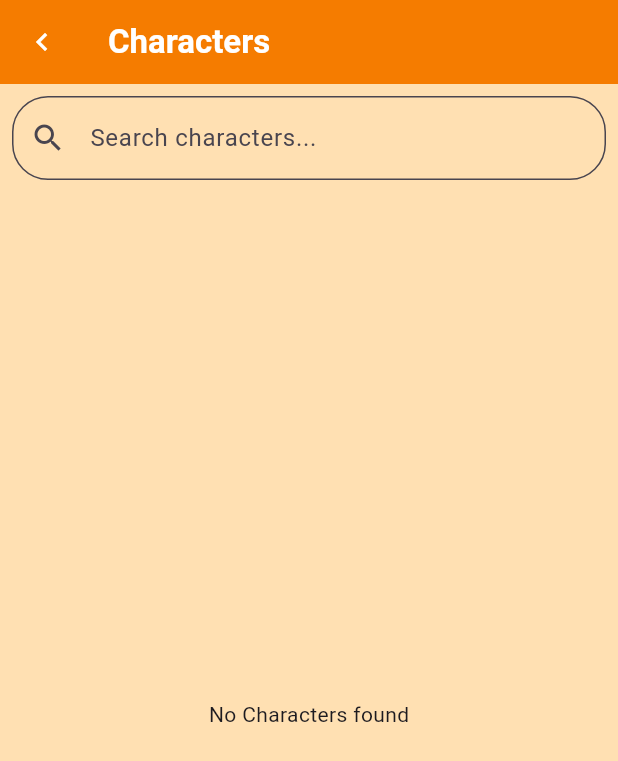
After one commit to ajayrana78767/Todo-Application, a Flutter app: the screen it shows after launch, after a tap on the "emoji emotions" icon, on a phone screen of 412 x 824 dp. The commit adds this screen. Shown: the top 761 px of the screen. Run offline on Flutter 3.47's test engine with Material 3 defaults, Android fonts, the phone set to English and light mode, and no system bars; our stand-ins replace cached_network_image, dio, hive, hive_flutter; accounts and stored records are empty; network calls fail.

Commit message:
feat: add Rick & Morty character listing with search + pagination
Also implemented History API feature with list view for practice (using Dio + Provider).

```diff
--- /dev/null
+++ b/lib/feature/core/network/api_constants.dart
@@ -0,0 +1,5 @@
+class ApiConstants {
+  static const String baseUrl = "https://rickandmortyapi.com/api";
+  static const String historyEndpoint = "/history";
+  static const String charcaterEndpoint = "/character";
+}
--- /dev/null
+++ b/lib/feature/core/network/dio_client.dart
@@ -0,0 +1,63 @@
+import 'package:dio/dio.dart';
+import 'package:flutter/material.dart';
+import 'package:todo_application/feature/core/network/api_constants.dart';
+
+class DioClient {
+  // final Dio dio;
+
+  // DioClient()
+  //   : dio = Dio(
+  //       BaseOptions(
+  //         baseUrl: ApiConstants.baseUrl,
+  //         receiveTimeout: Duration(seconds: 10),
+  //         sendTimeout: Duration(seconds: 10),
+  //       ),
+  //     );
+  final Dio dio;
+  DioClient()
+    : dio = Dio(
+        BaseOptions(
+          baseUrl: ApiConstants.baseUrl,
+          connectTimeout: Duration(seconds: 30),
+          receiveTimeout: Duration(seconds: 30),
+        ),
+      ) {
+    dio.interceptors.add(
+      InterceptorsWrapper(
+        onRequest: (options, handler) {
+          debugPrint("➡️ [REQUEST]");
+          debugPrint("URL: ${options.uri}");
+          debugPrint("Method: ${options.method}");
+          debugPrint("Headers: ${options.headers}");
+          debugPrint("Data: ${options.data}");
+          return handler.next(options);
+        },
+        onResponse: (response, handler) {
+          debugPrint("✅ [RESPONSE]");
+          debugPrint("Status Code: ${response.statusCode}");
+          debugPrint("Data: ${response.data}");
+          return handler.next(response);
+        },
+        onError: (error, handler) {
+          debugPrint("❌ [ERROR]");
+          debugPrint("Type: ${error.type}");
+          debugPrint("Message: ${error.message}");
+          debugPrint("URL: ${error.requestOptions.uri}");
+          if (error.response != null) {
+            debugPrint("Status Code: ${error.response?.statusCode}");
+            debugPrint("Error Data: ${error.response?.data}");
+          }
+          return handler.next(error);
+        },
+      ),
+    );
+  }
+
+  // static final Dio dio = Dio(
+  //   BaseOptions(
+  //     baseUrl: ApiConstants.baseUrl,
+  //     connectTimeout: Duration(seconds: 10),
+  //     receiveTimeout: Duration(seconds: 10),
+  //   )
+  // );
+}
--- /dev/null
+++ b/lib/feature/data/models/character_model.dart
@@ -0,0 +1,25 @@
+class CharacterModel {
+  final int id;
+  final String name;
+  final String status;
+  final String species;
+  final String image;
+
+  const CharacterModel({
+    required this.id,
+    required this.name,
+    required this.status,
+    required this.species,
+    required this.image,
+  });
+
+  factory CharacterModel.fromJson(Map<String, dynamic> json) {
+    return CharacterModel(
+      id: json['id'],
+      name: json['name'],
+      status: json['status'],
+      species: json['species'],
+      image: json['image'],
+    );
+  }
+}
--- /dev/null
+++ b/lib/feature/data/models/history_model.dart
@@ -0,0 +1,53 @@
+class HistoryModel {
+  final bool status;
+  final String message;
+  final List<HistoryData> data;
+
+  const HistoryModel({
+    required this.status,
+    required this.message,
+    required this.data,
+  });
+
+  factory HistoryModel.fromJson(Map<String, dynamic> json) {
+    return HistoryModel(
+      status: json['status'],
+      message: json['message'],
+      data: (json['data'] as List).map((e) => HistoryData.fromJson(e)).toList(),
+    );
+  }
+}
+
+class HistoryData {
+  final String payment;
+  final String paidOn;
+  final String slotDateTime;
+  final String day;
+  final String status;
+  final String consulationFee;
+  final String doctorName;
+  final String doctorImage;
+
+  const HistoryData({
+    required this.payment,
+    required this.paidOn,
+    required this.slotDateTime,
+    required this.day,
+    required this.status,
+    required this.consulationFee,
+    required this.doctorName,
+    required this.doctorImage,
+  });
+  factory HistoryData.fromJson(Map<String, dynamic> json) {
+    return HistoryData(
+      payment: json['payment'],
+      paidOn: json['paid_on'],
+      slotDateTime: json['slot_datetime'],
+      day: json['day'],
+      status: json['status'],
+      consulationFee: json['consultation_fee'],
+      doctorName: json['doctor_name'],
+      doctorImage: json['doctor_image'],
+    );
+  }
+}
--- /dev/null
+++ b/lib/feature/data/repositories/characters_repository.dart
@@ -0,0 +1,24 @@
+import 'package:todo_application/feature/core/network/api_constants.dart';
+import 'package:todo_application/feature/core/network/dio_client.dart';
+import 'package:todo_application/feature/data/models/character_model.dart';
+
+class CharactersRepository {
+  final DioClient dioClient;
+  CharactersRepository(this.dioClient);
+
+  Future<List<CharacterModel>> fetchCharacters({String query = ''}) async {
+    try {
+      final response = await dioClient.dio.get(ApiConstants.charcaterEndpoint,queryParameters: {
+        if (query.isNotEmpty) 'name': query,
+      });
+      if (response.statusCode == 200) {
+        final List<dynamic> results = response.data['results'];
+        return results.map((e) => CharacterModel.fromJson(e)).toList();
+      } else {
+        throw Exception('Some thing went wrong: [${response.statusCode}]');
+      }
+    } catch (e) {
+      throw Exception(e);
+    }
+  }
+}
--- /dev/null
+++ b/lib/feature/presentation/provider/characters_provider.dart
@@ -0,0 +1,32 @@
+import 'package:flutter/material.dart';
+import 'package:todo_application/feature/core/network/dio_client.dart';
+import 'package:todo_application/feature/data/models/character_model.dart';
+import 'package:todo_application/feature/data/repositories/characters_repository.dart';
+
+class CharactersProvider with ChangeNotifier {
+  final CharactersRepository _charactersRepository = CharactersRepository(DioClient());
+  List<CharacterModel> _list = [];
+  bool _isLoading = false;
+
+  bool get isLoading => _isLoading;
+  List<CharacterModel> get list => _list;
+
+  // Set laoding
+  void setLoading(bool value) {
+    _isLoading = value;
+    notifyListeners();
+  }
+
+  // Fetch Characters
+  Future<void> fetchCharacters( {required String query}) async {
+    setLoading(true);
+    try {
+      final response = await _charactersRepository.fetchCharacters(query:query);
+      _list = response;
+    } catch (e) {
+      debugPrint(e.toString());
+    }finally{
+      setLoading(false);
+    }
+  }
+}
--- /dev/null
+++ b/lib/feature/presentation/provider/history_provider.dart
@@ -0,0 +1,32 @@
+import 'package:flutter/material.dart';
+import 'package:todo_application/feature/core/network/dio_client.dart';
+import 'package:todo_application/feature/data/models/history_model.dart';
+import 'package:todo_application/feature/data/repositories/history_repository.dart';
+
+class HistoryProvider with ChangeNotifier {
+  final HistoryRepository _historyRepository = HistoryRepository(DioClient());
+  List<HistoryData> _historyList = [];
+  bool _isLoading = false;
+
+  bool get isLoading => _isLoading;
+  List<HistoryData> get historyList => _historyList;
+
+  // Set laoding
+  void setLoading(bool value) {
+    _isLoading = value;
+    notifyListeners();
+  }
+
+  // Fetch History
+  Future<void> fetchHistory() async {
+    setLoading(true);
+    try {
+      final response = await _historyRepository.fetchHistory();
+      _historyList = response;
+    } catch (e) {
+      debugPrint(e.toString());
+    }finally{
+      setLoading(false);
+    }
+  }
+}
--- /dev/null
+++ b/lib/feature/presentation/screens/character_screen.dart
@@ -0,0 +1,146 @@
+import 'dart:async';
+
+import 'package:cached_network_image/cached_network_image.dart';
+import 'package:flutter/material.dart';
+import 'package:provider/provider.dart';
+import 'package:todo_application/feature/presentation/provider/characters_provider.dart';
+
+class CharacterScreen extends StatefulWidget {
+  const CharacterScreen({super.key});
+
+  @override
+  State<CharacterScreen> createState() => _CharacterScreenState();
+}
+
+class _CharacterScreenState extends State<CharacterScreen> {
+  final TextEditingController _searchController = TextEditingController();
+  Timer? _debounce;
+
+  @override
+  void initState() {
+    super.initState();
+
+    // Load all characters initially
+    WidgetsBinding.instance.addPostFrameCallback((_) {
+      Provider.of<CharactersProvider>(context, listen: false).fetchCharacters(query: _searchController.text);
+    });
+
+    // Add listener on search box
+    _searchController.addListener(() {
+      final query = _searchController.text;
+
+      // // debounce → wait 500ms after user stops typing
+      // if (_debounce?.isActive ?? false) _debounce!.cancel();
+      // _debounce = Timer(const Duration(milliseconds: 500), () {
+        Provider.of<CharactersProvider>(context, listen: false)
+            .fetchCharacters(query: query);
+      });
+    //});
+  }
+
+  @override
+  void dispose() {
+    _searchController.dispose();
+    _debounce?.cancel();
+    super.dispose();
+  }
+
+  @override
+  Widget build(BuildContext context) {
+    return Scaffold(
+      appBar: AppBar(
+        backgroundColor: Colors.orange[700],
+        title: const Text(
+          'Characters',
+          style: TextStyle(color: Colors.white, fontWeight: FontWeight.bold),
+        ),
+        leading: IconButton(
+          onPressed: () => Navigator.pop(context),
+          icon: const Icon(Icons.navigate_before),
+        ),
+      ),
+      body: Column(
+        children: [
+          // Search Bar
+          Padding(
+            padding: const EdgeInsets.all(8.0),
+            child: TextField(
+              controller: _searchController,
+              decoration: InputDecoration(
+                hintText: "Search characters...",
+                filled: true,
+                fillColor: Colors.orange.shade100,
+                prefixIcon: const Icon(Icons.search),
+                border: OutlineInputBorder(
+                  borderRadius: BorderRadius.circular(24),
+                  borderSide: const BorderSide(color: Colors.black),
+                ),
+              ),
+            ),
+          ),
+
+          // List / Grid of Characters
+          Expanded(
+            child: Consumer<CharactersProvider>(
+              builder: (context, characterProvider, child) {
+                if (characterProvider.isLoading) {
+                  return const Center(child: CircularProgressIndicator());
+                }
+                if (characterProvider.list.isEmpty) {
+                  return const Center(child: Text('No Characters found'));
+                }
+
+                return GridView.builder(
+                  itemCount: characterProvider.list.length,
+                  gridDelegate: const SliverGridDelegateWithFixedCrossAxisCount(
+                    crossAxisCount: 2,
+                  ),
+                  itemBuilder: (context, index) {
+                    final character = characterProvider.list[index];
+                    return Container(
+                      margin: const EdgeInsets.all(8),
+                      padding: const EdgeInsets.all(16),
+                      decoration: BoxDecoration(
+                        color: Colors.white,
+                        borderRadius: const BorderRadius.all(Radius.circular(16)),
+                        boxShadow: [
+                          BoxShadow(
+                            color: Colors.black12,
+                            blurRadius: 6,
+                            spreadRadius: 2,
+                          )
+                        ],
+                      ),
+                      child: Column(
+                        mainAxisAlignment: MainAxisAlignment.center,
+                        children: [
+                          CachedNetworkImage(
+                            imageUrl: character.image,
+                            height: 80,
+                          ),
+                          const SizedBox(height: 12),
+                          Text(
+                            character.name,
+                            overflow: TextOverflow.ellipsis,
+                            style: const TextStyle(
+                                fontWeight: FontWeight.bold, fontSize: 14),
+                          ),
+                          const SizedBox(height: 4),
+                          Text(
+                            character.species,
+                            overflow: TextOverflow.ellipsis,
+                            style: const TextStyle(fontSize: 12),
+                          ),
+                        ],
+                      ),
+                    );
+                  },
+                );
+              },
+            ),
+          ),
+        ],
+      ),
+    );
+  }
+}
--- a/lib/main.dart
+++ b/lib/main.dart
@@ -2,6 +2,8 @@ import 'package:flutter/material.dart';
 import 'package:hive_flutter/hive_flutter.dart';
 import 'package:provider/provider.dart';
 import 'package:todo_application/core/theme.dart';
+import 'package:todo_application/feature/presentation/provider/characters_provider.dart';
+import 'package:todo_application/feature/presentation/provider/history_provider.dart';
 import 'package:todo_application/models/todo_model.dart';
 import 'package:todo_application/provider/todo_provider.dart';
 import 'package:todo_application/screens/todo_list_screen.dart';
@@ -21,7 +23,11 @@ class MyApp extends StatelessWidget {
   @override
   Widget build(BuildContext context) {
     return MultiProvider(
-      providers: [ChangeNotifierProvider(create: (_) => TodoProvider())],
+      providers: [
+        ChangeNotifierProvider(create: (_) => TodoProvider()),
+        ChangeNotifierProvider(create: (_) => HistoryProvider()),
+        ChangeNotifierProvider(create: (_) => CharactersProvider()),
+      ],
       child: MaterialApp(
         debugShowCheckedModeBanner: false,
         theme: appTheme,
--- a/lib/screens/todo_list_screen.dart
+++ b/lib/screens/todo_list_screen.dart
@@ -1,5 +1,9 @@
 import 'package:flutter/material.dart';
 import 'package:provider/provider.dart';
+import 'package:todo_application/feature/core/network/dio_client.dart';
+import 'package:todo_application/feature/data/repositories/history_repository.dart';
+import 'package:todo_application/feature/presentation/screens/character_screen.dart';
+import 'package:todo_application/feature/presentation/screens/history_screen.dart';
 import 'package:todo_application/provider/todo_provider.dart';
 import 'package:todo_application/screens/add_todo_screen.dart';
 import 'package:todo_application/widgets/task_card.dart';
@@ -59,7 +63,11 @@ class _TodoListScreenState extends State<TodoListScreen> {
           );
         },
       ),
-      floatingActionButton: FloatingActionButton(
+      floatingActionButton: Column(
+        mainAxisAlignment: MainAxisAlignment.end,
+        children: [
+          FloatingActionButton(
+            heroTag: 'addTaskBtn',
             onPressed: () {
               Navigator.push(
                 context,
@@ -68,6 +76,34 @@ class _TodoListScreenState extends State<TodoListScreen> {
             },
             child: Icon(Icons.add),
           ),
+          SizedBox(height: 24),
+          FloatingActionButton(
+            heroTag: 'historyBtn',
+            onPressed: () {
+              Navigator.push(
+                context,
+                MaterialPageRoute(
+                  builder: (context) => HistoryScreen(
+                    historyRepository: HistoryRepository(DioClient()),
+                  ),
+                ),
+              );
+            },
+            child: Icon(Icons.history),
+          ),
+          SizedBox(height: 24),
+          FloatingActionButton(
+            heroTag: 'charactersBtn',
+            onPressed: () {
+              Navigator.push(
+                context,
+                MaterialPageRoute(builder: (context) => CharacterScreen()),
+              );
+            },
+            child: Icon(Icons.emoji_emotions_outlined),
+          ),
+        ],
+      ),
     );
   }
 }
--- a/pubspec.yaml
+++ b/pubspec.yaml
@@ -37,6 +37,8 @@ dependencies:
   provider: ^6.1.5+1
   hive: ^2.2.3
   hive_flutter: ^1.1.0
+  dio: ^5.9.0
+  cached_network_image: ^3.4.1
 
 dev_dependencies:
   flutter_test:
```
Also changed, not shown: lib/feature/data/repositories/history_repository.dart (added, +28 -0 lines), lib/feature/presentation/screens/history_screen.dart (added, +96 -0 lines), lib/feature/presentation/widgets/history_card.dart (added, +97 -0 lines), pubspec.lock, 204 other files. Lines whose indentation alone changed are shown as unchanged.
